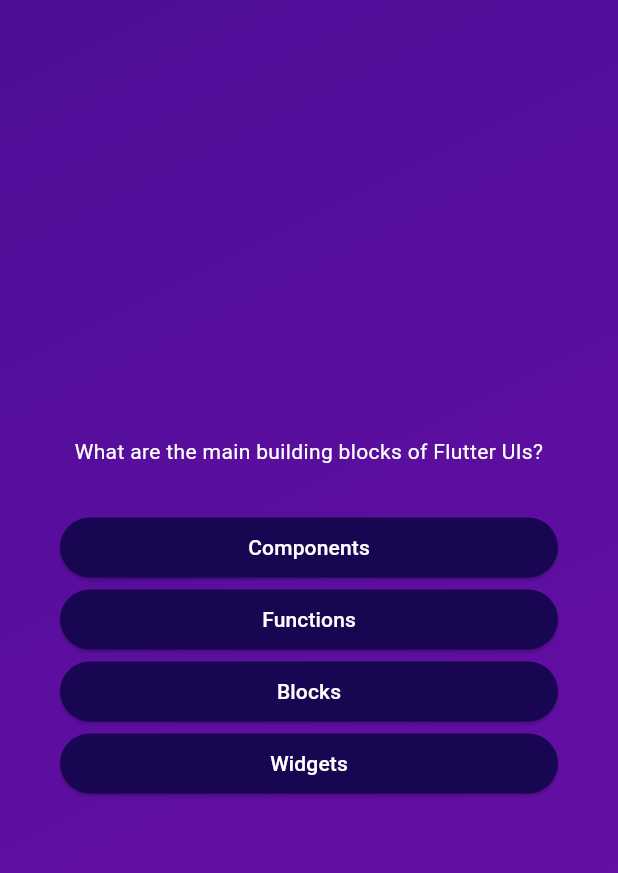
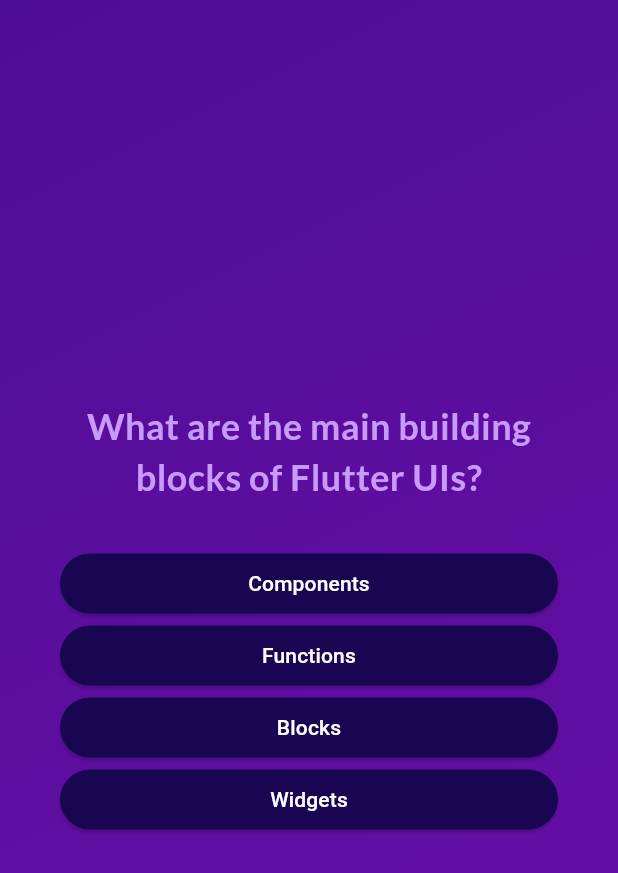
Before and after one commit to Korkmaz96/Quiz_app, a Flutter app: the screen it shows after launch, after a tap on "Start Quiz", on a phone screen of 412 x 824 dp. Shown: the top 873 px of the screen. Run offline on Flutter 3.47's test engine with Material 3 defaults, Android fonts, the phone set to English and light mode, and no system bars; our stand-ins replace google_fonts.

Commit message:
managing the questions index as a state, button styling, using third party packages & adding google fonts

```diff
--- a/quiz_app/lib/answer_button.dart
+++ b/quiz_app/lib/answer_button.dart
@@ -25,7 +25,10 @@ class AnswerButton extends StatelessWidget {
           borderRadius: BorderRadius.circular(40),
         ),
       ),
-      child: Text(answerText),
+      child: Text(
+        answerText,
+        textAlign: TextAlign.center,
+      ),
     );
   }
 }
--- a/quiz_app/lib/questions_screen.dart
+++ b/quiz_app/lib/questions_screen.dart
@@ -1,6 +1,7 @@
 import 'package:flutter/material.dart';
 import 'package:quiz_app/answer_button.dart';
 import 'package:quiz_app/data/questions.dart';
+import 'package:google_fonts/google_fonts.dart';
 
 class QuestionsScreen extends StatefulWidget {
   const QuestionsScreen({super.key});
@@ -12,9 +13,20 @@ class QuestionsScreen extends StatefulWidget {
 }
 
 class _QuestionsScreenState extends State<QuestionsScreen> {
+  var currentQuestionIndex = 0;
+
+  void answerQuestion() {
+    //currentQuestionIndex = currentQuestionIndex + 1;
+    //currentQuestionIndex += 1;
+    setState(() {
+      currentQuestionIndex++; // increments the value by 1
+      if(currentQuestionIndex == Null){currentQuestionIndex = 0;}
+    });
+  }
+
   @override
   Widget build(context) {
-    final currentQuestion = questions[0];
+    final currentQuestion = questions[currentQuestionIndex];
 
     return SizedBox(
       width: double.infinity,
@@ -26,14 +38,16 @@ class _QuestionsScreenState extends State<QuestionsScreen> {
           children: [
             Text(
               currentQuestion.text,
-              style: const TextStyle(
-                color: Colors.white,
-              ),
+              style: GoogleFonts.lato(
+                color: const Color.fromARGB(255, 201, 153, 251),
+                fontSize: 24,
+                fontWeight: FontWeight.bold,
+               ),
               textAlign: TextAlign.center,
             ),
             const SizedBox(height: 30),
             ...currentQuestion.getShuffledAnswers().map((answer) {
-              return AnswerButton(answerText: answer, onTap: (){});
+              return AnswerButton(answerText: answer, onTap: answerQuestion, );
             })
           ],
         ),
--- a/quiz_app/lib/start_screen.dart
+++ b/quiz_app/lib/start_screen.dart
@@ -1,4 +1,5 @@
 import 'package:flutter/material.dart';
+import 'package:google_fonts/google_fonts.dart';
 
 class StartScreen extends StatelessWidget {
   const StartScreen(this.startQuiz,{super.key});
@@ -24,10 +25,10 @@ class StartScreen extends StatelessWidget {
                ),
           ), !!Opacity is extremely resource intensive behind the scene!!*/
           const SizedBox(height: 80),
-          const Text(
+          Text(
             'Learn Flutter the fun way!',
-            style: TextStyle(
-              color: Color.fromARGB(255, 239, 217, 255),
+            style: GoogleFonts.lato(
+              color: const Color.fromARGB(255, 239, 217, 255),
               fontSize: 24,
             ),
           ),
--- a/quiz_app/pubspec.yaml
+++ b/quiz_app/pubspec.yaml
@@ -35,6 +35,7 @@ dependencies:
   # The following adds the Cupertino Icons font to your application.
   # Use with the CupertinoIcons class for iOS style icons.
   cupertino_icons: ^1.0.6
+  google_fonts: ^6.2.1
 
 dev_dependencies:
   flutter_test:
@@ -45,7 +46,7 @@ dev_dependencies:
   # activated in the `analysis_options.yaml` file located at the root of your
   # package. See that file for information about deactivating specific lint
   # rules and activating additional ones.
-  flutter_lints: ^3.0.0
+  flutter_lints: ^4.0.0
 
 # For information on the generic Dart part of this file, see the
 # following page: https://dart.dev/tools/pub/pubspec
```
Also changed, not shown: quiz_app/pubspec.lock, 1 other file.
